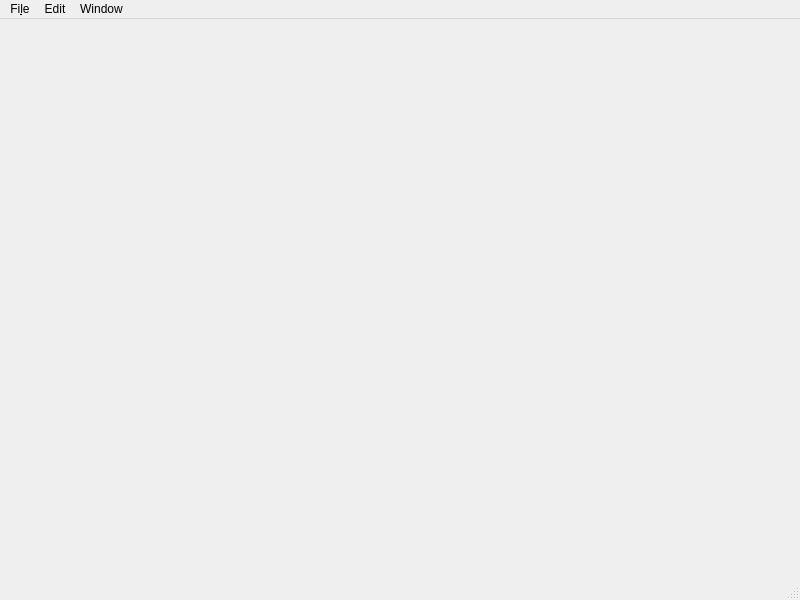
First picture: the form in libraries/qxrdlib/qxrdcalibrantwindow.ui, repository guyjennings/qxrd, before the edit.
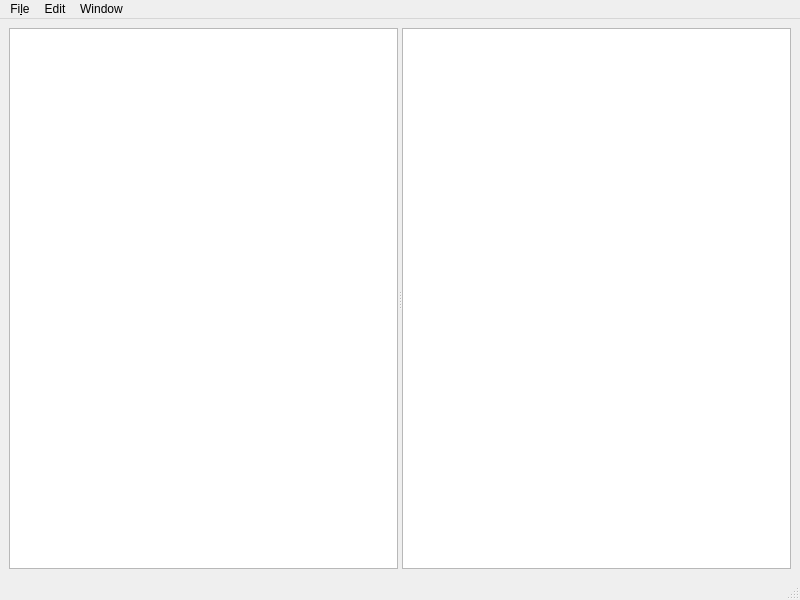
Second picture: the form after the edit.

Commit message: Implement calibrant window

```diff
--- a/libraries/qxrdlib/qxrdcalibrantwindow.ui
+++ b/libraries/qxrdlib/qxrdcalibrantwindow.ui
@@ -13,7 +13,51 @@
   <property name="windowTitle">
    <string>MainWindow</string>
   </property>
-  <widget class="QWidget" name="centralwidget"/>
+  <widget class="QWidget" name="centralwidget">
+   <layout class="QGridLayout" name="gridLayout">
+    <item row="0" column="0">
+     <widget class="QSplitter" name="splitter">
+      <property name="orientation">
+       <enum>Qt::Horizontal</enum>
+      </property>
+      <widget class="QTableView" name="m_CalibrantTableView">
+       <property name="contextMenuPolicy">
+        <enum>Qt::CustomContextMenu</enum>
+       </property>
+       <property name="sizeAdjustPolicy">
+        <enum>QAbstractScrollArea::AdjustToContents</enum>
+       </property>
+       <property name="selectionMode">
+        <enum>QAbstractItemView::SingleSelection</enum>
+       </property>
+       <property name="selectionBehavior">
+        <enum>QAbstractItemView::SelectRows</enum>
+       </property>
+       <property name="wordWrap">
+        <bool>false</bool>
+       </property>
+      </widget>
+      <widget class="QTableView" name="m_CalibrantDSpacingsView">
+       <property name="contextMenuPolicy">
+        <enum>Qt::CustomContextMenu</enum>
+       </property>
+       <property name="sizeAdjustPolicy">
+        <enum>QAbstractScrollArea::AdjustToContents</enum>
+       </property>
+       <property name="alternatingRowColors">
+        <bool>true</bool>
+       </property>
+       <property name="selectionMode">
+        <enum>QAbstractItemView::ExtendedSelection</enum>
+       </property>
+       <property name="selectionBehavior">
+        <enum>QAbstractItemView::SelectItems</enum>
+       </property>
+      </widget>
+     </widget>
+    </item>
+   </layout>
+  </widget>
   <widget class="QMenuBar" name="menubar">
    <property name="geometry">
     <rect>
```
The commit also changes 2 other files.
